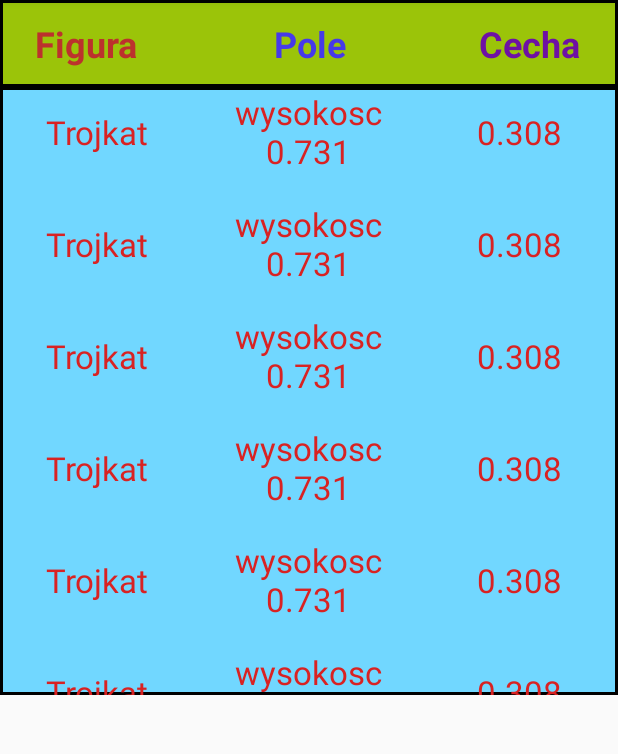
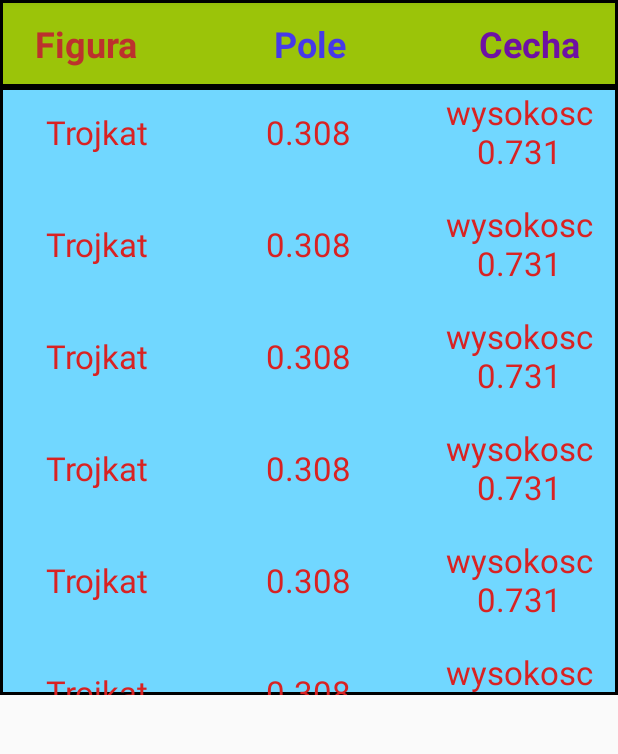
Before and after one commit to MateuszT10/FiguryAndroid, an Android app: the screen it shows after launch (MainActivity), on a phone screen of 412 x 824 dp, the part 84-838 px from its top. Run offline under Robolectric (Android 15) with nearby library versions, the phone set to English and light mode, and no system bars.

Commit message:
Dziala sortowanie :)

```diff
--- a/app/src/main/java/com/example/mateusz/figuryandroid/MainActivity.java
+++ b/app/src/main/java/com/example/mateusz/figuryandroid/MainActivity.java
@@ -15,14 +15,13 @@ import java.util.ArrayList;
 import java.util.List;
 
 public class MainActivity extends AppCompatActivity {
-    public Integer N = 15;
+    Program program = new Program(); //obiekt klasy program na ktorym przechowujemy tablice figur
+    Integer NFigur=7;
     @Override
     protected void onCreate(Bundle savedInstanceState) {
         super.onCreate(savedInstanceState);
         setContentView(R.layout.activity_lista);
-
-        Program program = new Program(); //obiekt klasy program
-        utworzNFigur(7, program); // tworzenie figur
+        utworzNFigur(NFigur, program); // tworzenie figur
         GridView gridview = (GridView) findViewById(R.id.gridview);
         gridview.setAdapter(new ArrayAdapter<String>(this,R.layout.cell,tablicaStringow(program.tablicaFigur)));
 
@@ -59,16 +58,21 @@ public class MainActivity extends AppCompatActivity {
     }
 
     private void sortujPoCesze() {
-        Program program = new Program(); //obiekt klasy program
         program.sortujPoCesze();
         GridView gridview = (GridView) findViewById(R.id.gridview);
         gridview.setAdapter(new ArrayAdapter<String>(this,R.layout.cell,tablicaStringow(program.tablicaFigur)));
     }
 
     private void sortujPoPolu() {
+        program.sortujPoPolu();
+        GridView gridview = (GridView) findViewById(R.id.gridview);
+        gridview.setAdapter(new ArrayAdapter<String>(this,R.layout.cell,tablicaStringow(program.tablicaFigur)));
     }
 
     private void sortujPoNazwie() {
+        program.sortujpoNazwie();
+        GridView gridview = (GridView) findViewById(R.id.gridview);
+        gridview.setAdapter(new ArrayAdapter<String>(this,R.layout.cell,tablicaStringow(program.tablicaFigur)));
     }
 
     private void zmienLiczbeGenerowanychFigur() {
@@ -79,10 +83,10 @@ public class MainActivity extends AppCompatActivity {
 
     private List<String> tablicaStringow(List<Figura> tempFigury){ //zwraca tablice stringow do wyswietlania w gridzie
         List<String> tablicaStringow = new ArrayList<String>();
-        for(int i=0; i<tempFigury.size(); i++){
+        for(int i=0; i< NFigur; i++){
             tablicaStringow.add(tempFigury.get(i).getFiguraString());
+            tablicaStringow.add(tempFigury.get(i).getPoleString());
             tablicaStringow.add(tempFigury.get(i).getCechaString());
-            tablicaStringow.add(tempFigury.get(i).getPoleString());
         }
         return tablicaStringow;
     }
```
